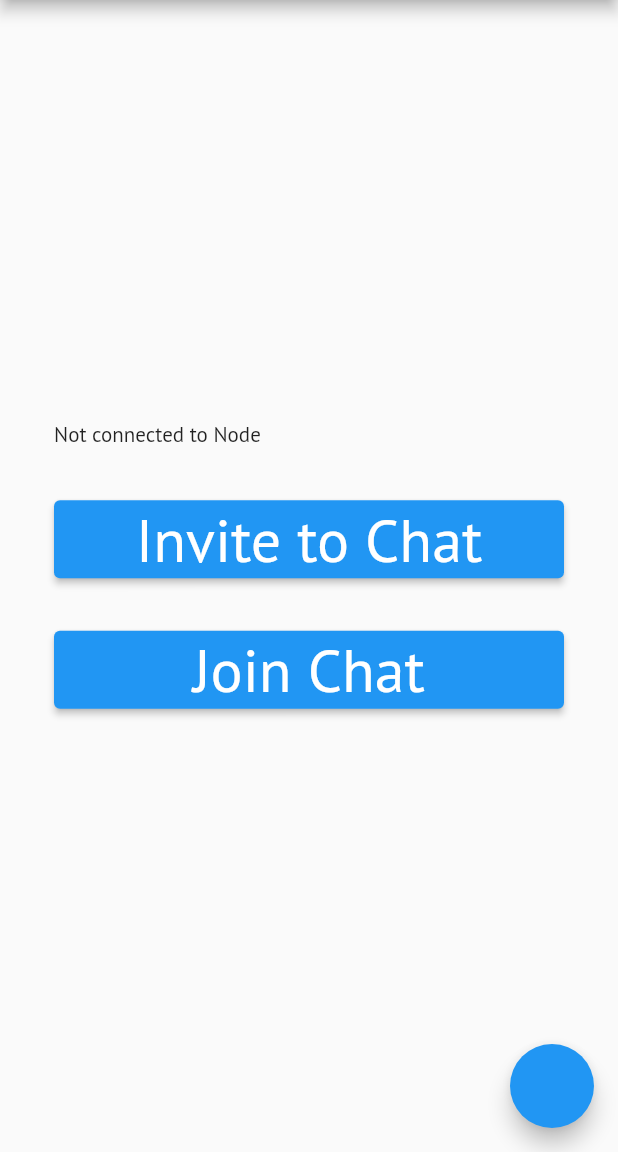
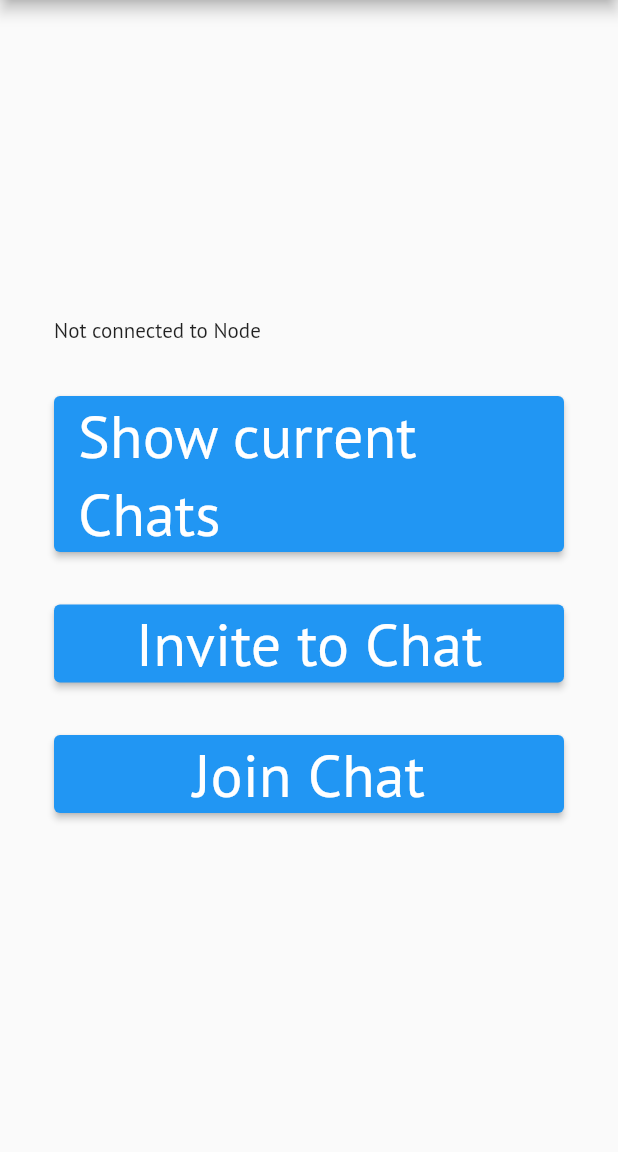
Before and after one commit to DennisRein/free-chat-2, a Flutter app: the screen it shows after launch, after a tap on "Join Chat", on a phone screen of 412 x 824 dp, the part 84-1236 px from its top. Run offline on Flutter 3.47's test engine with Material 2 defaults, Android fonts, the phone set to English and light mode, and no system bars; our stand-ins replace date_format, device_info, flutter_spinkit, fluttertoast, logger, qr_flutter and 3 more; missing offline and left inert: qr_code_scanner; accounts and stored records are empty; statements that could not run were skipped.

```diff
--- a/lib/src/controller/home_invite_controller.dart
+++ b/lib/src/controller/home_invite_controller.dart
@@ -7,6 +7,7 @@ import 'package:free_chat/src/network/database_handler.dart';
 import 'package:free_chat/src/network/invite.dart';
 import 'package:free_chat/src/network/networking.dart';
 import 'package:free_chat/src/utils/logger.dart';
+import 'package:free_chat/src/utils/toast.dart';
 import 'package:free_chat/src/view.dart';
 
 class HomeInviteController {
@@ -40,7 +41,7 @@ class HomeInviteController {
 
   void copyToClipboard(InitialInvite invite) {
     Clipboard.setData(new ClipboardData(text: invite.toBase64()));
-    Fluttertoast.showToast(msg: "Copied to clipboard", toastLength: Toast.LENGTH_LONG);
+    FreeToast.showToast("Copied to clipboard");
   }
 
 }
--- a/lib/src/fcp/model/fcp_model.dart
+++ b/lib/src/fcp/model/fcp_model.dart
@@ -17,3 +17,5 @@ export 'package:free_chat/src/fcp/model/send/fcp_client_put.dart';
 export 'package:free_chat/src/fcp/model/send/fcp_get_request_status.dart';
 
 export 'package:free_chat/src/fcp/model/send/fcp_subscribe_usk.dart';
+
+export 'package:free_chat/src/fcp/model/send/fcp_remove_request.dart';
--- a/lib/src/network/database_handler.dart
+++ b/lib/src/network/database_handler.dart
@@ -1,8 +1,11 @@
+import 'dart:io';
+
 import 'package:free_chat/src/model.dart';
 import 'package:free_chat/src/model/chat_dto.dart';
 import 'package:free_chat/src/utils/logger.dart';
+import 'package:path/path.dart';
 import 'package:sqflite/sqflite.dart';
-import 'package:path/path.dart';
+import 'package:sqflite_common_ffi/sqflite_ffi.dart';
 
 class DatabaseHandler {
   static final Logger _logger = Logger("DatabaseHandler");
@@ -19,6 +22,11 @@ class DatabaseHandler {
   DatabaseHandler._internal();
 
   Future<void> initializeDatabase(String databaseName) async {
+
+    String createChat = "CREATE TABLE chat(id INTEGER PRIMARY KEY, insertUri TEXT, requestUri TEXT, encryptKey TEXT, name TEXT, sharedId TEXT)";
+    String createMessage = "CREATE TABLE message(id INTEGER PRIMARY KEY, sender TEXT, message TEXT, status TEXT, timestamp TEXT, chatId INTEGER, messageType TEXT, FOREIGN KEY (chatId) REFERENCES Chat (id) ON DELETE NO ACTION ON UPDATE NO ACTION)";
+
+    if(Platform.isAndroid || Platform.isIOS) {
       _database = await openDatabase(
         join(await getDatabasesPath(), '$databaseName.db'),
         onCreate: (db, version) {
@@ -34,8 +42,20 @@ class DatabaseHandler {
         version: 1,
       );
     }
+    else {
+      sqfliteFfiInit();
+
+      var databaseFactory = databaseFactoryFfi;
+
+      _database = await databaseFactory.openDatabase(inMemoryDatabasePath);
+
+      await _database.execute("CREATE TABLE chat(id INTEGER PRIMARY KEY, insertUri TEXT, requestUri TEXT, encryptKey TEXT, name TEXT, sharedId TEXT)");
+      await _database.execute("CREATE TABLE message(id INTEGER PRIMARY KEY, sender TEXT, message TEXT, status TEXT, timestamp TEXT, chatId INTEGER, messageType TEXT, FOREIGN KEY (chatId) REFERENCES Chat (id) ON DELETE NO ACTION ON UPDATE NO ACTION)");
+    }
+  }
 
   Future<ChatDTO> upsertChat(ChatDTO chat) async {
+
     var count = Sqflite.firstIntValue(await _database.rawQuery(
         "SELECT COUNT(*) FROM chat WHERE insertUri = ?", [chat.insertUri]));
     if (count == 0) {
--- a/lib/src/network/networking.dart
+++ b/lib/src/network/networking.dart
@@ -26,8 +26,8 @@ class Networking {
   Networking._internal();
 
   Future<Node> connectClient() async {
-    var _deviceId = await Device.getId();
 
+    var _deviceId = Uuid().v4();
     fcpConnection = FcpConnection();
 
     await fcpConnection.connect();
--- a/lib/src/view/home/home.dart
+++ b/lib/src/view/home/home.dart
@@ -59,10 +59,6 @@ class _MyHomeState extends State<Home> {
             appBar: AppBar(
               title: const Text('FreeChat'),
             ),
-            floatingActionButton: FloatingActionButton(
-              onPressed: () => Navigator.push(context,
-                MaterialPageRoute(builder: (context) => Chats()),),
-            ),
             body: Center(
               child: Padding(
                 padding: const EdgeInsets.all(36.0),
@@ -73,6 +69,15 @@ class _MyHomeState extends State<Home> {
                       mainAxisAlignment: MainAxisAlignment.center,
                       children: <Widget>[
                         Text(homeController.getTextForButton()),
+                        SizedBox(height: 35.0),
+                        ElevatedButton(onPressed: () { Navigator.push(context,
+                            MaterialPageRoute(builder: (context) => Chats())); }, child: Text("Show current Chats"), style: ElevatedButton.styleFrom(
+                          textStyle: TextStyle(
+                              fontSize: 40,
+                              fontFamily: "PTSans"
+                          ),
+                        )
+                        ),
                         SizedBox(height: 35.0),
                         ElevatedButton(onPressed: () async { await homeController.invite(context); setState(() { }); }, child: Text("Invite to Chat"), style: ElevatedButton.styleFrom(
                           textStyle: TextStyle(
--- a/pubspec.yaml
+++ b/pubspec.yaml
@@ -21,10 +21,12 @@ dependencies:
   dart_ping: ^4.0.2
   web_socket_channel: ^2.0.0
   flutter_spinkit: ^4.1.2
-  sqflite: ^2.0.0+3
+  sqflite: any
+  sqflite_common_ffi: ^2.0.0
   date_format: ^2.0.2
   qr_code_scanner: ^0.4.0
   fluttertoast: ^8.0.4
+  flutter_styled_toast: ^2.0.0
   # The following adds the Cupertino Icons font to your application.
   # Use with the CupertinoIcons class for iOS style icons.
   cupertino_icons: ^1.0.2
```
Also changed, not shown: lib/src/controller/home_controller.dart (+7 -1 lines), lib/src/fcp/fcp_message_handler.dart (+5 -6 lines), lib/src/fcp/model/send/fcp_remove_request.dart (added, +8 -0 lines), lib/src/utils/toast.dart (added, +12 -0 lines), lib/src/view/home/home_join.dart (+13 -1 lines), pubspec.lock, 1 other file. Lines whose indentation alone changed are shown as unchanged.
